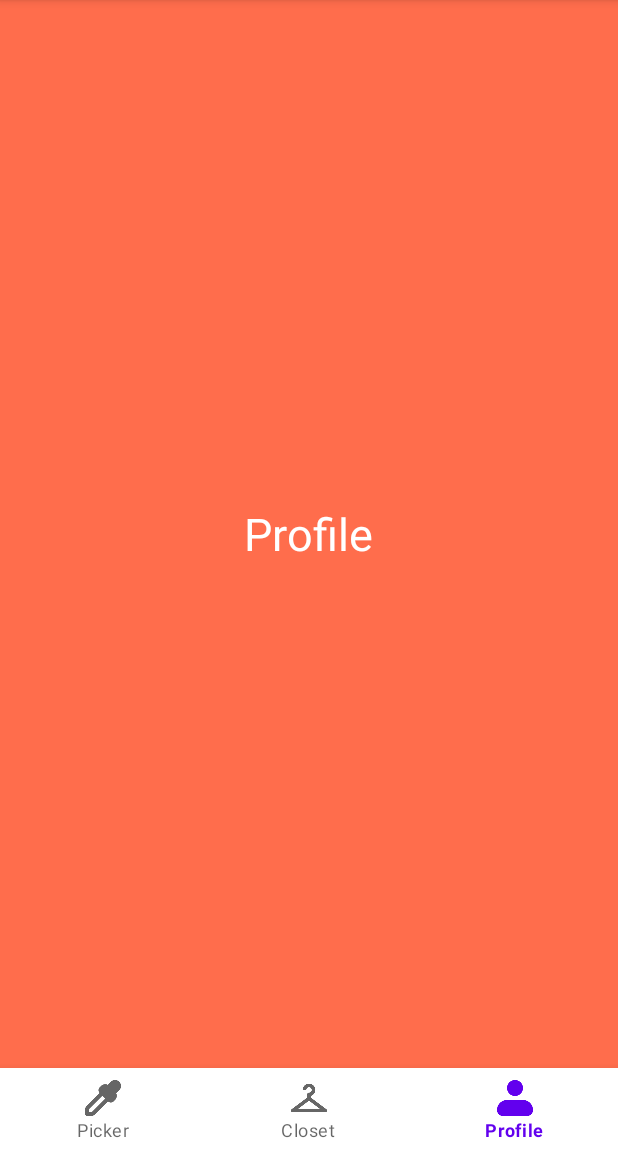
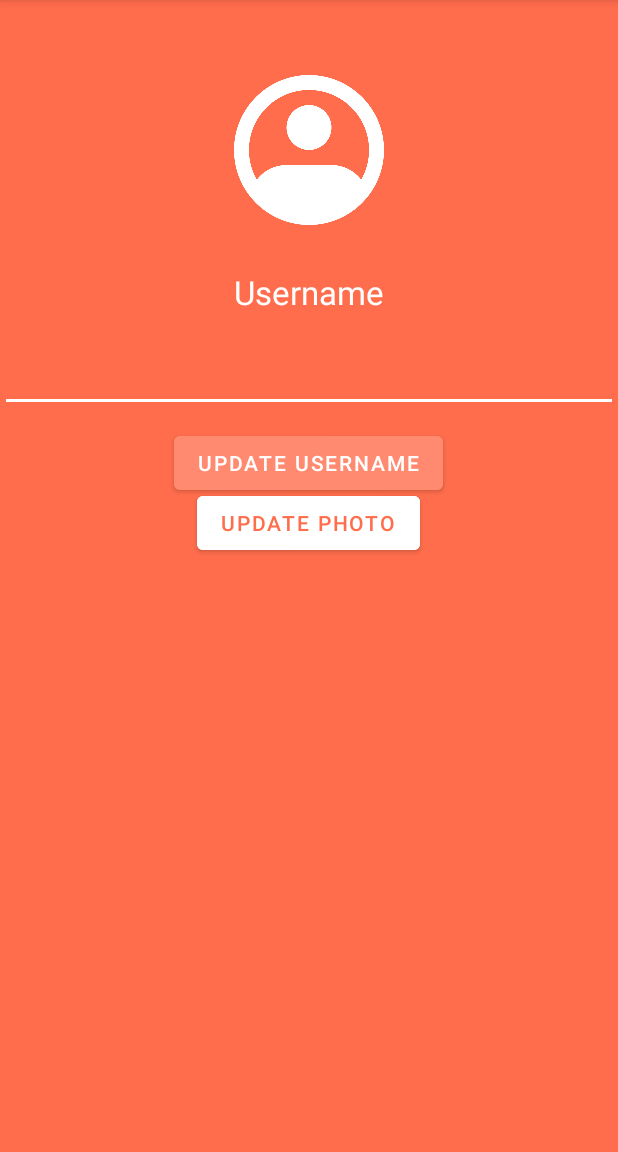
Before and after one commit to bropeter8/OutfitPicker, an Android app: the screen it shows after launch (MainActivity before the commit, ProfileActivity after it), item 3 of the bottom bar chosen, on a phone screen of 412 x 824 dp, the part 84-1236 px from its top. Run offline under Robolectric (Android 15) with nearby library versions, the light colour scheme and no system bars.

```diff
--- a/app/build.gradle.kts
+++ b/app/build.gradle.kts
@@ -38,7 +38,6 @@ android {
 }
 
 dependencies {
-
     implementation("androidx.appcompat:appcompat:1.7.0")
     implementation("com.google.android.material:material:1.12.0")
     implementation("androidx.constraintlayout:constraintlayout:2.1.4")
--- a/app/src/main/AndroidManifest.xml
+++ b/app/src/main/AndroidManifest.xml
@@ -49,6 +49,9 @@
             </intent-filter>
         </activity>
 
+        <!-- Declare ProfileActivity -->
+        <activity android:name=".ProfileActivity" />
+
         <provider
             android:name="androidx.core.content.FileProvider"
             android:authorities="si.uni_lj.fe.tnuv.outfitpicker2.fileprovider"
--- a/app/src/main/java/si/uni_lj/fe/tnuv/outfitpicker2/MainActivity.java
+++ b/app/src/main/java/si/uni_lj/fe/tnuv/outfitpicker2/MainActivity.java
@@ -5,6 +5,7 @@ import androidx.fragment.app.Fragment;
 import androidx.fragment.app.FragmentManager;
 import androidx.fragment.app.FragmentTransaction;
 
+import android.content.Intent;
 import android.os.Bundle;
 
 import si.uni_lj.fe.tnuv.outfitpicker2.databinding.ActivityMainBinding;
@@ -26,7 +27,9 @@ public class MainActivity extends AppCompatActivity {
             } else if (item.getItemId() == R.id.closet) {
                 replaceFragment(new ClosetFragment());
             } else if (item.getItemId() == R.id.profile) {
-                replaceFragment(new ProfileFragment());
+                // Start ProfileActivity instead of replacing fragment
+                Intent intent = new Intent(this, ProfileActivity.class);
+                startActivity(intent);
             }
             return true;
         });
--- /dev/null
+++ b/app/src/main/java/si/uni_lj/fe/tnuv/outfitpicker2/ProfileActivity.java
@@ -0,0 +1,104 @@
+package si.uni_lj.fe.tnuv.outfitpicker2;
+
+import android.Manifest;
+import android.content.Intent;
+import android.content.pm.PackageManager;
+import android.net.Uri;
+import android.os.Build;
+import android.os.Bundle;
+import android.provider.MediaStore;
+import android.view.View;
+import android.widget.Button;
+import android.widget.EditText;
+import android.widget.ImageView;
+import android.widget.TextView;
+import androidx.activity.result.ActivityResultLauncher;
+import androidx.activity.result.contract.ActivityResultContracts;
+import androidx.annotation.NonNull;
+import androidx.appcompat.app.AppCompatActivity;
+import androidx.core.app.ActivityCompat;
+import androidx.core.content.ContextCompat;
+
+public class ProfileActivity extends AppCompatActivity {
+
+    private static final int PERMISSION_REQUEST_CODE = 100;
+
+    private ImageView profilePhoto;
+    private TextView username;
+    private EditText usernameInput;
+    private Button updateButton, changePhotoButton;
+
+    @Override
+    protected void onCreate(Bundle savedInstanceState) {
+        super.onCreate(savedInstanceState);
+        setContentView(R.layout.fragment_profile);
+
+        profilePhoto = findViewById(R.id.profile_photo);
+        username = findViewById(R.id.username);
+        usernameInput = findViewById(R.id.username_input);
+        updateButton = findViewById(R.id.update_button);
+        changePhotoButton = findViewById(R.id.photo_button);
+
+        updateButton.setOnClickListener(new View.OnClickListener() {
+            @Override
+            public void onClick(View v) {
+                username.setText(usernameInput.getText().toString());
+            }
+        });
+
+        changePhotoButton.setOnClickListener(new View.OnClickListener() {
+            @Override
+            public void onClick(View v) {
+                if (checkPermissions()) {
+                    pickImage();
+                } else {
+                    requestPermissions();
+                }
+            }
+        });
+    }
+
+    private boolean checkPermissions() {
+        if (Build.VERSION.SDK_INT >= Build.VERSION_CODES.TIRAMISU) {
+            return ContextCompat.checkSelfPermission(this, Manifest.permission.READ_MEDIA_IMAGES) == PackageManager.PERMISSION_GRANTED;
+        } else {
+            return ContextCompat.checkSelfPermission(this, Manifest.permission.READ_EXTERNAL_STORAGE) == PackageManager.PERMISSION_GRANTED;
+        }
+    }
+
+    private void requestPermissions() {
+        if (Build.VERSION.SDK_INT >= Build.VERSION_CODES.TIRAMISU) {
+            ActivityCompat.requestPermissions(this, new String[]{Manifest.permission.READ_MEDIA_IMAGES}, PERMISSION_REQUEST_CODE);
+        } else {
+            ActivityCompat.requestPermissions(this, new String[]{Manifest.permission.READ_EXTERNAL_STORAGE}, PERMISSION_REQUEST_CODE);
+        }
+    }
+
+    private final ActivityResultLauncher<Intent> imagePickerLauncher = registerForActivityResult(
+            new ActivityResultContracts.StartActivityForResult(),
+            result -> {
+                if (result.getResultCode() == RESULT_OK && result.getData() != null) {
+                    Uri selectedImageUri = result.getData().getData();
+                    if (selectedImageUri != null) {
+                        profilePhoto.setImageURI(selectedImageUri);
+                    }
+                }
+            });
+
+    private void pickImage() {
+        Intent intent = new Intent(Intent.ACTION_PICK, MediaStore.Images.Media.EXTERNAL_CONTENT_URI);
+        imagePickerLauncher.launch(intent);
+    }
+
+    @Override
+    public void onRequestPermissionsResult(int requestCode, @NonNull String[] permissions, @NonNull int[] grantResults) {
+        super.onRequestPermissionsResult(requestCode, permissions, grantResults);
+        if (requestCode == PERMISSION_REQUEST_CODE) {
+            if (grantResults.length > 0 && grantResults[0] == PackageManager.PERMISSION_GRANTED) {
+                pickImage();
+            } else {
+                // Handle permission denial
+            }
+        }
+    }
+}
--- a/app/src/main/res/layout/fragment_profile.xml
+++ b/app/src/main/res/layout/fragment_profile.xml
@@ -1,18 +1,56 @@
-<?xml version="1.0" encoding="utf-8"?>
-<FrameLayout xmlns:android="http://schemas.android.com/apk/res/android"
-    xmlns:tools="http://schemas.android.com/tools"
+<RelativeLayout xmlns:android="http://schemas.android.com/apk/res/android"
     android:layout_width="match_parent"
     android:layout_height="match_parent"
-    android:background="@color/main_color"
-    tools:context=".ProfileFragment">
+    android:background="@color/main_color">
 
-    <!-- TODO: Update blank fragment layout -->
+    <ImageView
+        android:id="@+id/profile_photo"
+        android:layout_width="100dp"
+        android:layout_height="100dp"
+        android:layout_centerHorizontal="true"
+        android:layout_marginTop="50dp"
+        android:src="@drawable/profile_placeholder" />
+
     <TextView
+        android:id="@+id/username"
         android:layout_width="wrap_content"
         android:layout_height="wrap_content"
-        android:layout_gravity="center"
-        android:textSize="30dp"
-        android:text="Profile"
-        android:textColor="@color/white"/>
+        android:layout_below="@id/profile_photo"
+        android:layout_centerHorizontal="true"
+        android:layout_marginTop="30dp"
+        android:textColor="@color/white"
+        android:textSize="22sp"
+        android:fontFamily="sans-serif"
+        android:text="Username" />
 
-</FrameLayout>
+    <EditText
+        android:id="@+id/username_input"
+        android:layout_width="match_parent"
+        android:layout_height="wrap_content"
+        android:layout_marginTop="20dp"
+        android:textColor="@color/white"
+        android:backgroundTint="@android:color/white"
+        android:layout_centerHorizontal="true"
+        android:layout_below="@id/username" />
+
+    <Button
+        android:id="@+id/update_button"
+        android:layout_width="wrap_content"
+        android:layout_height="wrap_content"
+        android:layout_below="@id/username_input"
+        android:layout_centerHorizontal="true"
+        android:layout_marginTop="10dp"
+        android:backgroundTint="@color/lighter_main_color"
+        android:text="Update Username" />
+
+    <Button
+        android:id="@+id/photo_button"
+        android:layout_width="wrap_content"
+        android:layout_height="wrap_content"
+        android:layout_below="@id/username_input"
+        android:layout_centerHorizontal="true"
+        android:layout_marginTop="50dp"
+        android:backgroundTint="@color/white"
+        android:textColor="@color/main_color"
+        android:text="Update Photo" />
+</RelativeLayout>
```
Also changed, not shown: app/src/main/res/drawable/profile_placeholder.png (added).
